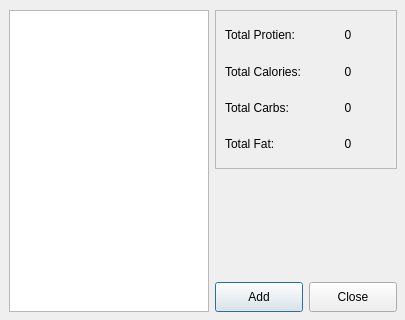
Qt form mealplanner/existingrecipe.ui (escobaros-dos/mealplanner) before a commit.
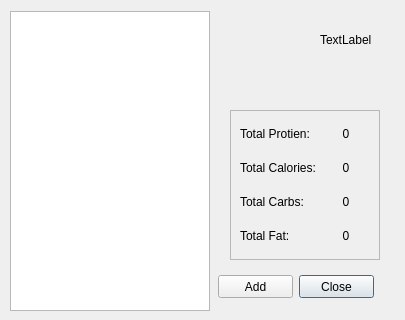
The same form after that commit.

Diff of the .ui file:
```diff
--- a/mealplanner/existingrecipe.ui
+++ b/mealplanner/existingrecipe.ui
@@ -25,18 +25,41 @@
   <property name="windowTitle">
    <string>Add Existing Recipe</string>
   </property>
-  <widget class="QWidget" name="layoutWidget">
+  <widget class="QLabel" name="CurrentDateLabel">
    <property name="geometry">
     <rect>
-     <x>9</x>
+     <x>320</x>
+     <y>30</y>
+     <width>71</width>
+     <height>20</height>
+    </rect>
+   </property>
+   <property name="text">
+    <string>TextLabel</string>
+   </property>
+  </widget>
+  <widget class="QLabel" name="ExistingRecipeStatusLabel">
+   <property name="geometry">
+    <rect>
+     <x>220</x>
      <y>10</y>
-     <width>388</width>
-     <height>302</height>
+     <width>121</width>
+     <height>16</height>
     </rect>
    </property>
-   <layout class="QHBoxLayout" name="horizontalLayout_2">
-    <item>
+   <property name="text">
+    <string/>
+   </property>
+  </widget>
      <widget class="QListWidget" name="listWidget">
+   <property name="geometry">
+    <rect>
+     <x>10</x>
+     <y>11</y>
+     <width>200</width>
+     <height>300</height>
+    </rect>
+   </property>
       <property name="minimumSize">
        <size>
         <width>190</width>
@@ -59,11 +82,15 @@
        <enum>QAbstractItemView::ContiguousSelection</enum>
       </property>
      </widget>
-    </item>
-    <item>
-     <layout class="QVBoxLayout" name="verticalLayout">
-      <item>
        <widget class="QFrame" name="frame">
+   <property name="geometry">
+    <rect>
+     <x>230</x>
+     <y>110</y>
+     <width>150</width>
+     <height>150</height>
+    </rect>
+   </property>
         <property name="minimumSize">
          <size>
           <width>150</width>
@@ -210,27 +237,15 @@
          </item>
         </layout>
        </widget>
-      </item>
-      <item>
-       <layout class="QHBoxLayout" name="horizontalLayout">
-        <property name="topMargin">
-         <number>107</number>
-        </property>
-        <item>
-         <widget class="QPushButton" name="AddRecipeCurrentButton">
-          <property name="maximumSize">
-           <size>
-            <width>100</width>
-            <height>30</height>
-           </size>
-          </property>
-          <property name="text">
-           <string>Add</string>
-          </property>
-         </widget>
-        </item>
-        <item>
          <widget class="QPushButton" name="CloseWindowButton">
+   <property name="geometry">
+    <rect>
+     <x>299</x>
+     <y>275</y>
+     <width>75</width>
+     <height>23</height>
+    </rect>
+   </property>
           <property name="maximumSize">
            <size>
             <width>100</width>
@@ -241,12 +256,24 @@
            <string>Close</string>
           </property>
          </widget>
-        </item>
-       </layout>
-      </item>
-     </layout>
-    </item>
-   </layout>
+  <widget class="QPushButton" name="AddRecipeCurrentButton">
+   <property name="geometry">
+    <rect>
+     <x>218</x>
+     <y>275</y>
+     <width>75</width>
+     <height>23</height>
+    </rect>
+   </property>
+   <property name="maximumSize">
+    <size>
+     <width>100</width>
+     <height>30</height>
+    </size>
+   </property>
+   <property name="text">
+    <string>Add</string>
+   </property>
   </widget>
  </widget>
  <resources/>
```
Lines whose indentation alone changed are shown as unchanged.
